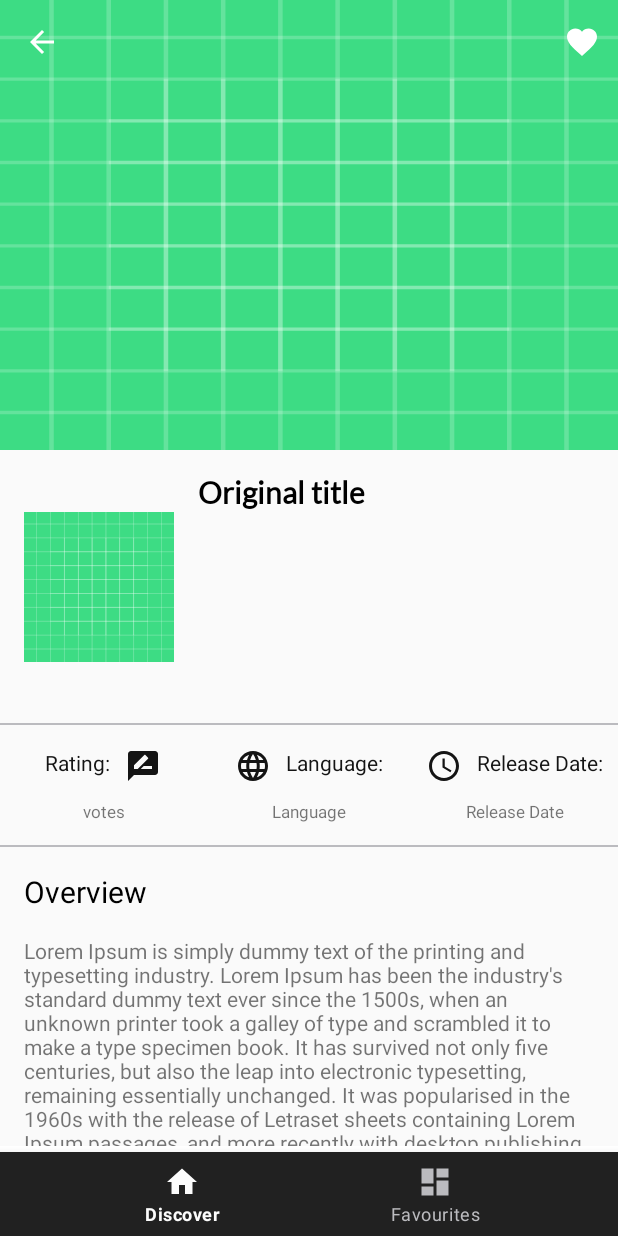
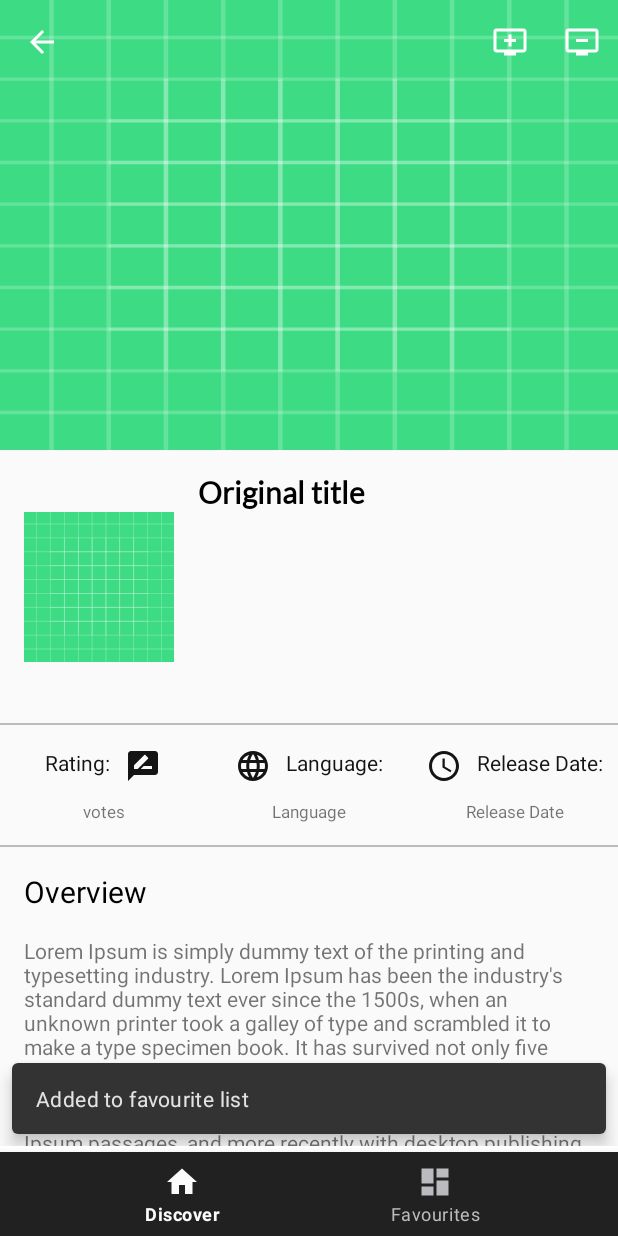
Before and after one commit to mrweikiat/MyMovies, an Android app: the MovieDetailsFragment screen opened through its navigation route, after a tap on "favourites", on a phone screen of 412 x 824 dp. Run offline under Robolectric (Android 15) with nearby library versions, the phone set to English and light mode, and no system bars; our stand-ins replace navigation-ui; pictures from the network do not load; Roboto replaces fonts that are not available here; 2 statements that could not run were skipped.

Commit message:
chore: migrate adding/removing feature from buttons in coordinator layout to toolbar

```diff
--- a/app/build.gradle
+++ b/app/build.gradle
@@ -7,6 +7,10 @@ plugins {
 android {
     compileSdkVersion 30
     buildToolsVersion "30.0.3"
+
+    buildFeatures {
+        viewBinding = true
+    }
 
     defaultConfig {
         applicationId "com.example.mymovies"
--- a/app/src/main/java/com/example/mymovies/ApiInterface.kt
+++ b/app/src/main/java/com/example/mymovies/ApiInterface.kt
@@ -16,7 +16,7 @@ interface ApiInterface {
     @GET("now_playing?")
     fun getNowPlaying(@Query("api_key")api_key: String, @Query("language")language: String, @Query("page")page: String): Call<Movies>
 
-    @GET("movie/{movie_id}")
+    @GET("/movie/{movie_id}")
     fun getMovieUsingId(@Path("movie_id")movie_id: Int, @Query("api_key")api_key: String, @Query("language")language: String): Call<Movie>
 
 }
--- a/app/src/main/java/com/example/mymovies/ui/MovieDetails/GetMovieFromId.kt
+++ b/app/src/main/java/com/example/mymovies/ui/MovieDetails/GetMovieFromId.kt
@@ -3,9 +3,6 @@ package com.example.mymovies.ui.MovieDetails
 import androidx.lifecycle.MutableLiveData
 import com.example.mymovies.ApiInterface
 import com.example.mymovies.Movie
-import com.example.mymovies.Movies
-import com.example.mymovies.ui.discover.NowPlayingPage
-import com.example.mymovies.ui.discover.TopRatedPage
 import retrofit2.Call
 import retrofit2.Callback
 import retrofit2.Response
--- a/app/src/main/java/com/example/mymovies/ui/MovieDetails/MovieDetailsFragment.kt
+++ b/app/src/main/java/com/example/mymovies/ui/MovieDetails/MovieDetailsFragment.kt
@@ -5,17 +5,16 @@ import android.graphics.Color
 import android.graphics.drawable.ColorDrawable
 import android.os.Bundle
 import android.view.*
-import android.widget.Button
-import android.widget.ImageButton
-import android.widget.ImageView
-import android.widget.TextView
+import android.widget.*
 import androidx.appcompat.app.AppCompatActivity
 import androidx.fragment.app.Fragment
 import androidx.lifecycle.Observer
 import androidx.lifecycle.ViewModelProvider
 import com.bumptech.glide.Glide
+import com.example.mymovies.Genre
 import com.example.mymovies.Movie
 import com.example.mymovies.R
+import com.example.mymovies.ui.MovieDetails.GetMovieFromId.getMovieFromId
 import com.example.mymovies.ui.discover.DiscoverViewModel
 import com.google.android.material.appbar.CollapsingToolbarLayout
 import com.google.android.material.snackbar.Snackbar
@@ -25,6 +24,9 @@ class MovieDetailsFragment : Fragment() {
 
 
     private var image_URL = "https://image.tmdb.org/t/p/original"
+    private lateinit var gridView: GridView
+    private lateinit var model: DiscoverViewModel
+    private lateinit var _movie: Movie
 
     override fun onCreate(savedInstanceState: Bundle?) {
         super.onCreate(savedInstanceState)
@@ -35,6 +37,7 @@ class MovieDetailsFragment : Fragment() {
         super.onCreateOptionsMenu(menu, inflater)
         inflater.inflate(R.menu.movie_details_menu, menu)
     }
+
 
     // This property is only valid between onCreateView and
     // onDestroyView.
@@ -55,12 +58,7 @@ class MovieDetailsFragment : Fragment() {
 
     override fun onViewCreated(view: View, savedInstanceState: Bundle?) {
         super.onViewCreated(view, savedInstanceState)
-        val model = ViewModelProvider(requireActivity()).get(DiscoverViewModel::class.java)
-
-
-        var buttonAdd = requireView().findViewById<Button>(R.id.add_to_favourites)
-        var buttonRemove = requireView().findViewById<Button>(R.id.remove_from_favourites)
-        var _movie = Movie()
+        model = ViewModelProvider(requireActivity()).get(DiscoverViewModel::class.java)
 
         model.movie.observe(
             viewLifecycleOwner, Observer {
@@ -68,40 +66,21 @@ class MovieDetailsFragment : Fragment() {
 
                 _movie = movie
                 setMovieRating(movie.rating!!)
+
+                setMovieTags(model.movieTags.value!!)
+
                 setBackDropImage(movie.backdrop!!)
                 setPosterImage(movie.poster!!)
                 setMovieDescription(movie.overview!!)
                 setMovieLanguage(movie.language!!)
                 setMovieReleaseDate(movie.releaseDate!!)
                 setMovieID(movie.movie_id!!)
-                //setToolBar(movie.title!!)
                 setVoteCount(movie.vote_count!!)
                 setTitle(movie.title!!)
 
-                buttonAdd.setOnClickListener {
-
-                    var movieID = _movie.movie_id
-                    if (model.checkDuplicate(movieID!!)) {
-                        Snackbar.make(view,"Already In Favourite List!", Snackbar.LENGTH_LONG).show()
-                    } else {
-                        model.addToFavourites(_movie)
-                        Snackbar.make(view,"Added to favourite list", Snackbar.LENGTH_LONG).show()
-                    }
-                }
-
-                buttonRemove.setOnClickListener {
-                    var movieID = _movie.movie_id
-                    if (model.checkDuplicate(movieID!!)) {
-                        Snackbar.make(view,"Removed from favourite list", Snackbar.LENGTH_LONG).show()
-                        model.removeFromFavourites(_movie)
-                    } else {
-                        Snackbar.make(view,"Not in favourite list", Snackbar.LENGTH_LONG).show()
-                    }
-                }
-            })
+            }
+        )
     }
-
-
 
     override fun onOptionsItemSelected(item: MenuItem): Boolean {
 
@@ -111,15 +90,23 @@ class MovieDetailsFragment : Fragment() {
                 return true
             }
             R.id.favourite_icon -> {
+                if (model.checkDuplicate(_movie.movie_id!!)) {
+                    Snackbar.make(requireView(),"Already In Favourite List!", Snackbar.LENGTH_LONG).show()
+                } else {
+                    model.addToFavourites(_movie)
+                    Snackbar.make(requireView(),"Added to favourite list", Snackbar.LENGTH_LONG).show()
+                }
 
-                if (item.isChecked) {
-                    item.setIcon(R.drawable.ic_baseline_favorite_border_24)
-                    item.isChecked = false
+                return true
+            }
+            R.id.remove_icon -> {
+                if (model.checkDuplicate(_movie.movie_id!!)) {
+                    Snackbar.make(requireView(),"Removed from favourite list", Snackbar.LENGTH_LONG).show()
+                    model.removeFromFavourites(_movie)
                 } else {
-                    item.setIcon(R.drawable.ic_baseline_favorite_24)
-                    item.isChecked = true
+                    Snackbar.make(requireView(),"Not in favourite list", Snackbar.LENGTH_LONG).show()
                 }
-                // to implement this feature
+
                 return true
             }
             else -> super.onOptionsItemSelected(item)
@@ -188,4 +175,11 @@ class MovieDetailsFragment : Fragment() {
         movieTitle.text = movie_title
     }
 
+    private fun setMovieTags(genres: ArrayList<Genre>) {
+
+        val mainAdapter = MovieTagAdapter(this@MovieDetailsFragment, genres)
+        gridView = requireView().findViewById(R.id.movie_tag_view)
+        gridView.adapter = mainAdapter
+    }
+
 }
--- a/app/src/main/java/com/example/mymovies/ui/discover/DiscoverViewModel.kt
+++ b/app/src/main/java/com/example/mymovies/ui/discover/DiscoverViewModel.kt
@@ -3,16 +3,21 @@ package com.example.mymovies.ui.discover
 import androidx.lifecycle.LiveData
 import androidx.lifecycle.MutableLiveData
 import androidx.lifecycle.ViewModel
+import com.example.mymovies.Genre
 import com.example.mymovies.Movie
 import com.example.mymovies.ui.discover.NowPlayingPage.getNowPlayingPage
 import com.example.mymovies.ui.discover.PopularPage.getPopularPage
 import com.example.mymovies.ui.discover.TopRatedPage.getTopRatedPage
+import com.example.mymovies.ui.MovieDetails.GetMovieFromId
+import com.example.mymovies.ui.MovieDetails.GetMovieFromId.getMovieFromId
 
 class DiscoverViewModel : ViewModel() {
 
     var moviesData : MutableLiveData<ArrayList<Movie>> = MutableLiveData(arrayListOf())
     var favouriteMoviesData : MutableLiveData<ArrayList<Movie>> = MutableLiveData(arrayListOf())
     var movie = MutableLiveData<Movie>()
+    var movieTags : MutableLiveData<ArrayList<Genre>> = MutableLiveData(arrayListOf())
+    var movieHolder = MutableLiveData<Movie>()
 
     fun getMovies(): LiveData<ArrayList<Movie>>? {
        moviesData = getPopularPage()
@@ -35,6 +40,8 @@ class DiscoverViewModel : ViewModel() {
 
     fun setSelectedMovie(index: Int, list: ArrayList<Movie>) {
         var _movie = list[index]
+        val id = _movie.movie_id!!.toInt()
+        movieHolder = getMovieFromId(id)
         movie.value = _movie
     }
 
@@ -58,4 +65,5 @@ class DiscoverViewModel : ViewModel() {
         movieList!!.remove(_movie)
         favouriteMoviesData.value = movieList
     }
+
 }
--- /dev/null
+++ b/app/src/main/res/drawable/ic_baseline_add_to_queue_24.xml
@@ -0,0 +1,10 @@
+<vector xmlns:android="http://schemas.android.com/apk/res/android"
+    android:width="24dp"
+    android:height="24dp"
+    android:viewportWidth="24"
+    android:viewportHeight="24"
+    android:tint="?attr/colorControlNormal">
+  <path
+      android:fillColor="@android:color/white"
+      android:pathData="M21,3L3,3c-1.11,0 -2,0.89 -2,2v12c0,1.1 0.89,2 2,2h5v2h8v-2h5c1.1,0 1.99,-0.9 1.99,-2L23,5c0,-1.11 -0.9,-2 -2,-2zM21,17L3,17L3,5h18v12zM16,10v2h-3v3h-2v-3L8,12v-2h3L11,7h2v3h3z"/>
+</vector>
--- /dev/null
+++ b/app/src/main/res/drawable/ic_baseline_remove_from_queue_24.xml
@@ -0,0 +1,10 @@
+<vector xmlns:android="http://schemas.android.com/apk/res/android"
+    android:width="24dp"
+    android:height="24dp"
+    android:viewportWidth="24"
+    android:viewportHeight="24"
+    android:tint="?attr/colorControlNormal">
+  <path
+      android:fillColor="@android:color/white"
+      android:pathData="M21,3H3C1.89,3 1,3.89 1,5v12c0,1.1 0.89,2 2,2h5v2h8v-2h5c1.1,0 1.99,-0.9 1.99,-2L23,5C23,3.89 22.1,3 21,3zM21,17H3V5h18V17zM16,10v2H8v-2H16z"/>
+</vector>
--- a/app/src/main/res/layout/content_scrolling.xml
+++ b/app/src/main/res/layout/content_scrolling.xml
@@ -30,6 +30,11 @@
                 android:layout_marginLeft="@dimen/text_margin"
                 android:src="@drawable/ic_launcher_background"/>
 
+            <LinearLayout
+                android:layout_width="wrap_content"
+                android:layout_height="wrap_content"
+                android:orientation="vertical">
+
                 <TextView
                     android:id="@+id/movies_details_original_title"
                     android:layout_width="wrap_content"
@@ -41,6 +46,13 @@
                     android:textColor="@color/black"
                     android:textSize="20sp"
                     android:textStyle="bold" />
+
+                <GridView
+                    android:id="@+id/movie_tag_view"
+                    android:layout_width="wrap_content"
+                    android:layout_height="wrap_content" />
+
+            </LinearLayout>
 
         </LinearLayout>
 
@@ -180,23 +192,6 @@
                 android:text="Movie id:"
                 android:layout_margin="@dimen/text_margin"/>
 
-            <Button
-                android:id="@+id/add_to_favourites"
-                android:layout_width="100dp"
-                android:layout_height="50dp"
-                android:layout_gravity="center"
-                android:text="Add to favourites"
-                android:textSize="7dp"/>
-
-            <Button
-                android:id="@+id/remove_from_favourites"
-                android:layout_width="100dp"
-                android:layout_height="50dp"
-                android:layout_gravity="center"
-                android:text="Remove from favourites"
-                android:textSize="7dp" />
-
-
         </LinearLayout>
 
 
--- a/app/src/main/res/layout/movies_details.xml
+++ b/app/src/main/res/layout/movies_details.xml
@@ -35,13 +35,6 @@
                 app:layout_anchorGravity="center"
                 app:layout_collapseMode="parallax"/>
 
-            <androidx.appcompat.widget.Toolbar
-                android:id="@+id/toolbar"
-                android:layout_width="match_parent"
-                android:layout_height="?attr/actionBarSize"
-                app:layout_collapseMode="pin"
-                app:popupTheme="@style/AppTheme.PopupOverlay"/>
-
         </com.google.android.material.appbar.CollapsingToolbarLayout>
 
     </com.google.android.material.appbar.AppBarLayout>
--- a/app/src/main/res/menu/movie_details_menu.xml
+++ b/app/src/main/res/menu/movie_details_menu.xml
@@ -5,9 +5,14 @@
 
     <item
         android:id="@+id/favourite_icon"
-        android:icon="@drawable/ic_baseline_favorite_border_24"
+        android:icon="@drawable/ic_baseline_add_to_queue_24"
         app:showAsAction="ifRoom"
-        android:title="favourites"
-        android:checkable="false"/>
+        android:title="favourites"/>
+
+    <item
+        android:id="@+id/remove_icon"
+        android:icon="@drawable/ic_baseline_remove_from_queue_24"
+        app:showAsAction="ifRoom"
+        android:title="remove"/>
 
 </menu>
```
Also changed, not shown: app/src/main/java/com/example/mymovies/Movies.kt (+7 -0 lines), app/src/main/java/com/example/mymovies/ui/MovieDetails/MovieTagAdapter.kt (added, +49 -0 lines), app/src/main/res/layout/movie_tag.xml (added, +12 -0 lines). Lines whose indentation alone changed are shown as unchanged.
